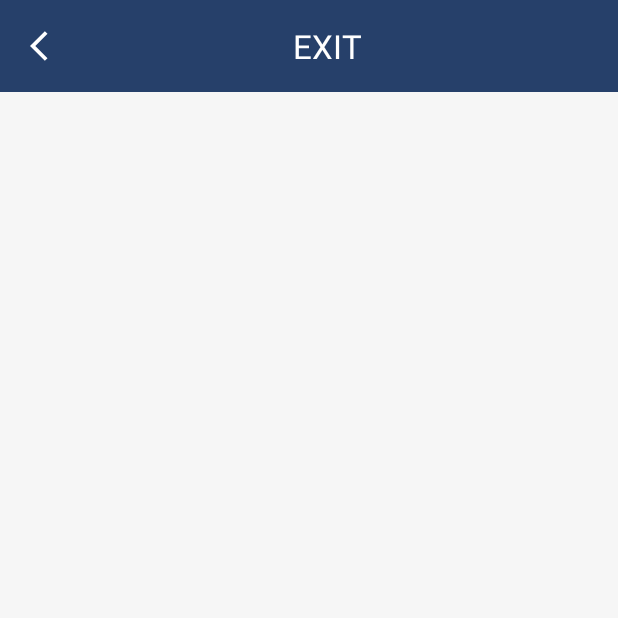
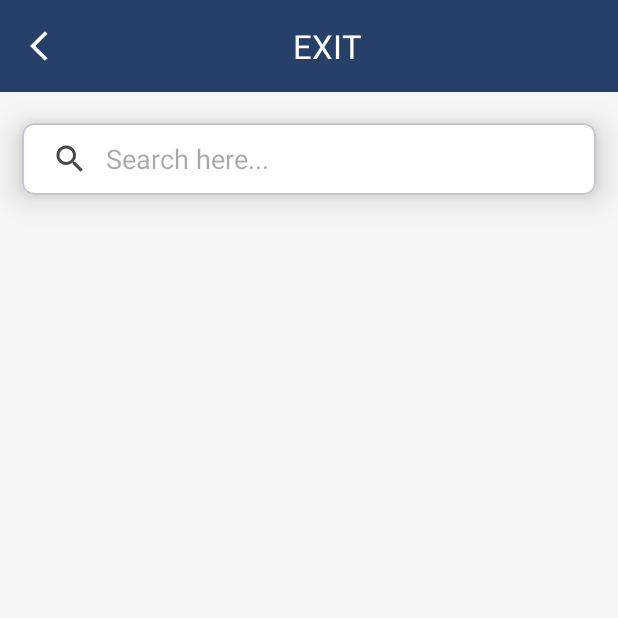
Before and after one commit to parthivvora/SecurityApp, an Android app: the screen it shows after launch once a user with an empty profile is signed in (OutActivity), after a tap on "Out Door", on a phone screen of 412 x 824 dp, the top half of it. Run offline under Robolectric (Android 15) with nearby library versions, the phone set to English and light mode, and no system bars; our stand-ins replace Firebase (no records; nobody signed in at launch, a user with empty details on screens opened directly); 1 other tap on this screen came first.

Commit message:
changes into in and out door card into MainActivity.kt screen

```diff
--- a/app/src/main/java/com/example/securityapp/MainActivity.kt
+++ b/app/src/main/java/com/example/securityapp/MainActivity.kt
@@ -35,10 +35,12 @@ class MainActivity : AppCompatActivity() {
         setupView()
 
         binding.inDoorActivity.setOnClickListener {
+            binding.inDoorActivity.background = resources.getDrawable(R.drawable.card_border, null)
             checkPermission(Manifest.permission.CAMERA, CAMERA_PERMISSION_CODE)
         }
 
         binding.outDoorActivity.setOnClickListener {
+            binding.outDoorActivity.background = resources.getDrawable(R.drawable.card_border, null)
             startActivity(Intent(this@MainActivity, OutActivity::class.java))
             finish()
         }
--- /dev/null
+++ b/app/src/main/res/drawable/card_border.xml
@@ -0,0 +1,8 @@
+<?xml version="1.0" encoding="utf-8"?>
+<shape xmlns:android="http://schemas.android.com/apk/res/android"
+    android:shape="rectangle">
+    <stroke
+        android:width="2dp"
+        android:color="@color/dark_blue" />
+    <corners android:radius="10dp" />
+</shape>
--- a/app/src/main/res/layout/activity_out.xml
+++ b/app/src/main/res/layout/activity_out.xml
@@ -47,14 +47,35 @@
         android:textSize="22sp"
         android:visibility="gone" />
 
-    <androidx.recyclerview.widget.RecyclerView
-        android:id="@+id/visitorDataRecyclerView"
+    <com.google.android.material.card.MaterialCardView
+        android:id="@+id/materialCardView"
+        android:layout_below="@+id/outDoorAppBar"
         android:layout_width="match_parent"
         android:layout_height="wrap_content"
-        android:layout_below="@+id/outDoorAppBar"
-        android:layout_marginStart="20dp"
-        android:layout_marginTop="20dp"
-        android:layout_marginEnd="20dp"
-        android:layout_marginBottom="20dp" />
+        android:layout_marginHorizontal="0dp"
+        android:layout_marginVertical="0dp"
+        app:cardCornerRadius="8dp"
+        app:cardElevation="12dp"
+        app:cardUseCompatPadding="true">
+
+        <androidx.appcompat.widget.SearchView
+            android:id="@+id/searchView"
+            android:layout_width="match_parent"
+            android:layout_height="match_parent"
+            app:queryHint="Search here..."
+            app:iconifiedByDefault="false"
+            android:background="@color/white"
+            app:queryBackground="@android:color/transparent"/>
+
+    </com.google.android.material.card.MaterialCardView>
+
+        <androidx.recyclerview.widget.RecyclerView
+            android:id="@+id/visitorDataRecyclerView"
+            android:layout_width="match_parent"
+            android:layout_height="wrap_content"
+            android:layout_below="@+id/materialCardView"
+            android:layout_marginStart="20dp"
+            android:layout_marginEnd="20dp"
+            android:layout_marginBottom="20dp" />
 
 </RelativeLayout>
```
Also changed, not shown: app/src/main/java/com/example/securityapp/OutActivity.kt (+40 -1 lines), app/src/main/java/com/example/securityapp/dataAdapter/VisitorDataAdapter.kt (+6 -1 lines).
